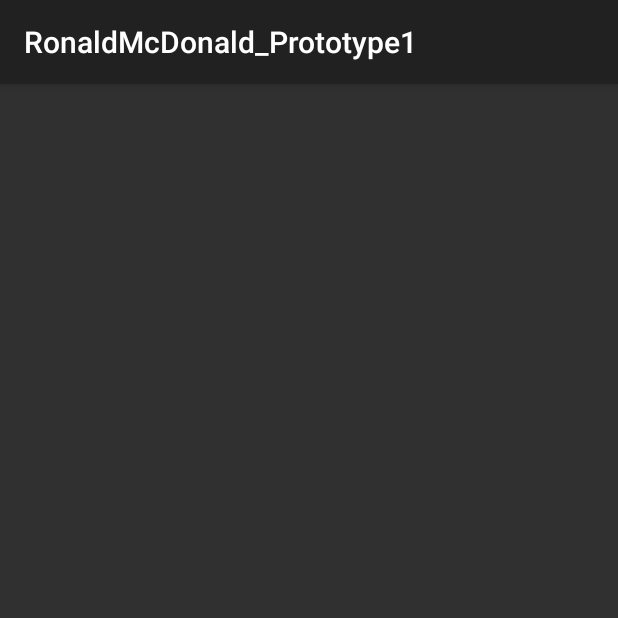
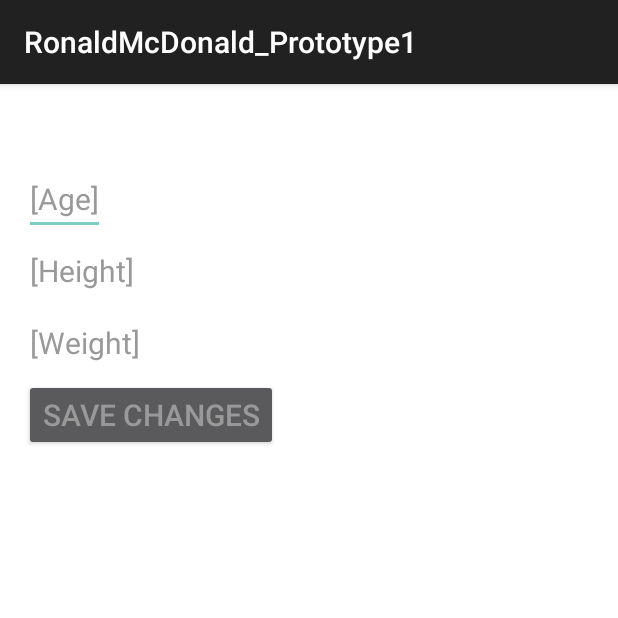
Before and after one commit to SJU-CUS-1194-Mobile-Health-Analytics/Ronald-McDonald-Android-App, an Android app: the EditProfileActivity screen opened directly, with no data from a screen before it, on a phone screen of 412 x 824 dp, the top half of it. Run offline under Robolectric (Android 15) with nearby library versions, the phone set to English and light mode, and no system bars; our stand-ins replace Firebase (no records; nobody signed in at launch, a user with empty details on screens opened directly); 3 statements that could not run were skipped.

Commit message:
Added function to edit profile

```diff
--- a/app/src/main/java/com/example/jsung721/ronaldmcdonald_prototype1/EditProfileActivity.java
+++ b/app/src/main/java/com/example/jsung721/ronaldmcdonald_prototype1/EditProfileActivity.java
@@ -1,13 +1,95 @@
 package com.example.jsung721.ronaldmcdonald_prototype1;
 
+import android.content.Intent;
 import android.support.v7.app.AppCompatActivity;
 import android.os.Bundle;
+import android.view.View;
+import android.widget.Button;
+import android.widget.EditText;
+import android.widget.TextView;
 
-public class EditProfileActivity extends AppCompatActivity {
+import com.google.firebase.database.DataSnapshot;
+import com.google.firebase.database.DatabaseError;
+import com.google.firebase.database.DatabaseReference;
+import com.google.firebase.database.ValueEventListener;
+
+import edu.stjohns.cus1194.stride.data.UserProfile;
+import edu.stjohns.cus1194.stride.db.UserProfileDBAccess;
+
+public class EditProfileActivity extends BaseActivity {
+
+    // UI elements
+    EditText ageEditText;
+    EditText heightEditText;
+    EditText weightEditText;
+    Button saveChangesButton;
+
+    // UserProfile Object for logged in user
+    UserProfile userProfile;
 
     @Override
     protected void onCreate(Bundle savedInstanceState) {
         super.onCreate(savedInstanceState);
         setContentView(R.layout.activity_edit_profile);
+
+        initUI();
+        initDB();
     }
+
+    private void initUI() {
+        TextView profileNameTextView = (TextView) findViewById(R.id.edit_profile_username_textview);
+        profileNameTextView.setText(mFirebaseUser.getDisplayName());
+
+        ageEditText = (EditText) findViewById(R.id.edit_profile_age);
+        heightEditText = (EditText) findViewById(R.id.edit_profile_height);
+        weightEditText = (EditText) findViewById(R.id.edit_profile_weight);
+
+        saveChangesButton = (Button) findViewById(R.id.edit_profile_save_changes);
+        saveChangesButton.setOnClickListener(new View.OnClickListener() {
+            @Override
+            public void onClick(View view) {
+                if (userProfile!=null) {
+                    int age = Integer.parseInt(ageEditText.getText().toString());
+                    int heightInInches = Integer.parseInt(heightEditText.getText().toString());
+                    double weight = Double.parseDouble(weightEditText.getText().toString());
+
+                    userProfile.setAge(age);
+                    userProfile.setHeightInInches(heightInInches);
+                    userProfile.setWeight(weight);
+
+                    UserProfileDBAccess.setUserProfileById(mFirebaseUser.getUid(), userProfile);
+
+                    Intent goBackToSettingsIntent = new Intent(EditProfileActivity.this, SettingsActivity.class);
+                    startActivity(goBackToSettingsIntent);
+                }
+            }
+        });
+    }
+
+    private void initDB() {
+        DatabaseReference userProfileRef = UserProfileDBAccess.getUserProfileRefById(mFirebaseUser.getUid());
+        userProfileRef.addValueEventListener(new ValueEventListener() {
+            @Override
+            public void onDataChange(DataSnapshot userProfileSnapshot) {
+                if (userProfileSnapshot != null) {
+                    userProfile = userProfileSnapshot.getValue(UserProfile.class);
+                    updateUI();
+                } else {
+                    System.out.println("Error obtaining UserProfile data. Data snapshot null. ");
+                }
+            }
+
+            @Override
+            public void onCancelled(DatabaseError databaseError) {
+                System.out.println("Error obtaining UserProfile data. DB Listener cancelled. ");
+            }
+        });
+    }
+
+    private void updateUI() {
+        ageEditText.setText("" + userProfile.getAge());
+        heightEditText.setText("" + userProfile.getHeightInInches());
+        weightEditText.setText("" + userProfile.getWeight());
+    }
+
 }
--- a/app/src/main/java/com/example/jsung721/ronaldmcdonald_prototype1/SettingsActivity.java
+++ b/app/src/main/java/com/example/jsung721/ronaldmcdonald_prototype1/SettingsActivity.java
@@ -12,8 +12,8 @@ public class SettingsActivity extends AppCompatActivity {
     protected void onCreate(Bundle savedInstanceState) {
         super.onCreate(savedInstanceState);
         setContentView(R.layout.settings);
+
         Button settingsBackButton = (Button) findViewById(R.id.button_settings_to_menu);
-
         settingsBackButton.setOnClickListener(new View.OnClickListener()
         {
             @Override
@@ -25,7 +25,6 @@ public class SettingsActivity extends AppCompatActivity {
         });
 
         Button signOutButton = (Button) findViewById(R.id.button_settings_log_out);
-
         signOutButton.setOnClickListener(new View.OnClickListener()
         {
             @Override
@@ -36,5 +35,14 @@ public class SettingsActivity extends AppCompatActivity {
             }
         });
 
+        Button editProfileButton = (Button) findViewById(R.id.button_settings_edit_user);
+        editProfileButton.setOnClickListener(new View.OnClickListener() {
+            @Override
+            public void onClick(View view) {
+                Intent settingsEditProfileIntent = new Intent(SettingsActivity.this, EditProfileActivity.class);
+                startActivity(settingsEditProfileIntent);
+            }
+        });
+
     }
 }
--- a/app/src/main/res/layout/activity_edit_profile.xml
+++ b/app/src/main/res/layout/activity_edit_profile.xml
@@ -1,9 +1,67 @@
 <?xml version="1.0" encoding="utf-8"?>
-<android.support.constraint.ConstraintLayout xmlns:android="http://schemas.android.com/apk/res/android"
-    xmlns:app="http://schemas.android.com/apk/res-auto"
+<RelativeLayout xmlns:android="http://schemas.android.com/apk/res/android"
     xmlns:tools="http://schemas.android.com/tools"
+    android:id="@+id/activity_edit_profile"
     android:layout_width="match_parent"
     android:layout_height="match_parent"
+    android:paddingBottom="@dimen/activity_vertical_margin"
+    android:paddingLeft="@dimen/activity_horizontal_margin"
+    android:paddingRight="@dimen/activity_horizontal_margin"
+    android:paddingTop="@dimen/activity_vertical_margin"
+    android:background="@color/white"
     tools:context="com.example.jsung721.ronaldmcdonald_prototype1.EditProfileActivity">
 
-</android.support.constraint.ConstraintLayout>
+    <TextView
+        android:layout_width="wrap_content"
+        android:layout_height="wrap_content"
+        android:id="@+id/edit_profile_username_textview"
+        android:text="[Username]"
+        android:textSize="30dp"
+        android:textColor="@color/maroon"
+        android:fontFamily="sans-serif-smallcaps"
+        android:gravity="center_horizontal"
+        android:layout_alignParentTop="true"
+        android:layout_centerHorizontal="true" />
+
+    <EditText
+        android:layout_width="wrap_content"
+        android:layout_height="wrap_content"
+        android:id="@+id/edit_profile_age"
+        android:text="[Age]"
+        android:inputType="number"
+        android:textColor="@color/dark_gray"
+        android:textSize="20sp"
+        android:layout_below="@+id/edit_profile_username_textview" />
+
+    <EditText
+        android:layout_width="wrap_content"
+        android:layout_height="wrap_content"
+        android:id="@+id/edit_profile_height"
+        android:textSize="20sp"
+        android:text="[Height]"
+        android:inputType="number"
+        android:textColor="@color/dark_gray"
+        android:textColorHint="@color/light_gray"
+        android:layout_below="@+id/edit_profile_age" />
+
+    <EditText
+        android:layout_width="wrap_content"
+        android:layout_height="wrap_content"
+        android:id="@+id/edit_profile_weight"
+        android:textSize="20sp"
+        android:text="[Weight]"
+        android:inputType="numberDecimal"
+        android:textColor="@color/dark_gray"
+        android:textColorHint="@color/light_gray"
+        android:layout_below="@+id/edit_profile_height" />
+
+    <Button
+        android:id="@+id/edit_profile_save_changes"
+        android:layout_width="wrap_content"
+        android:layout_height="wrap_content"
+        android:textSize="20sp"
+        android:text="Save Changes"
+        android:textColor="@color/dark_gray"
+        android:layout_below="@+id/edit_profile_weight" />
+
+</RelativeLayout>
```
